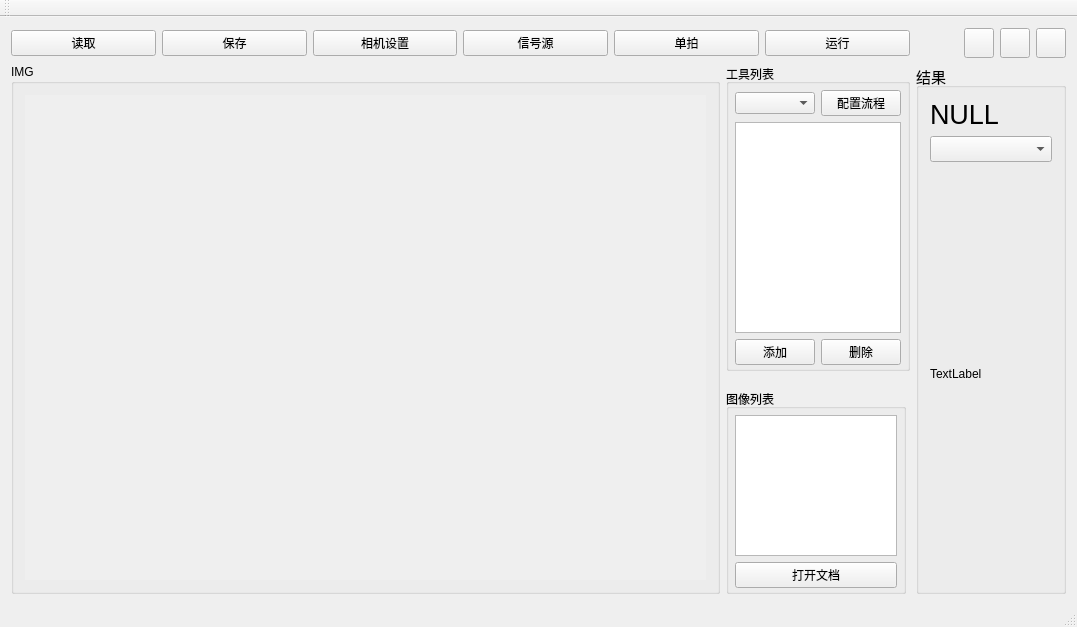
Qt form ZVision/mainwindow.ui (TERRIOR/zv) before a commit.
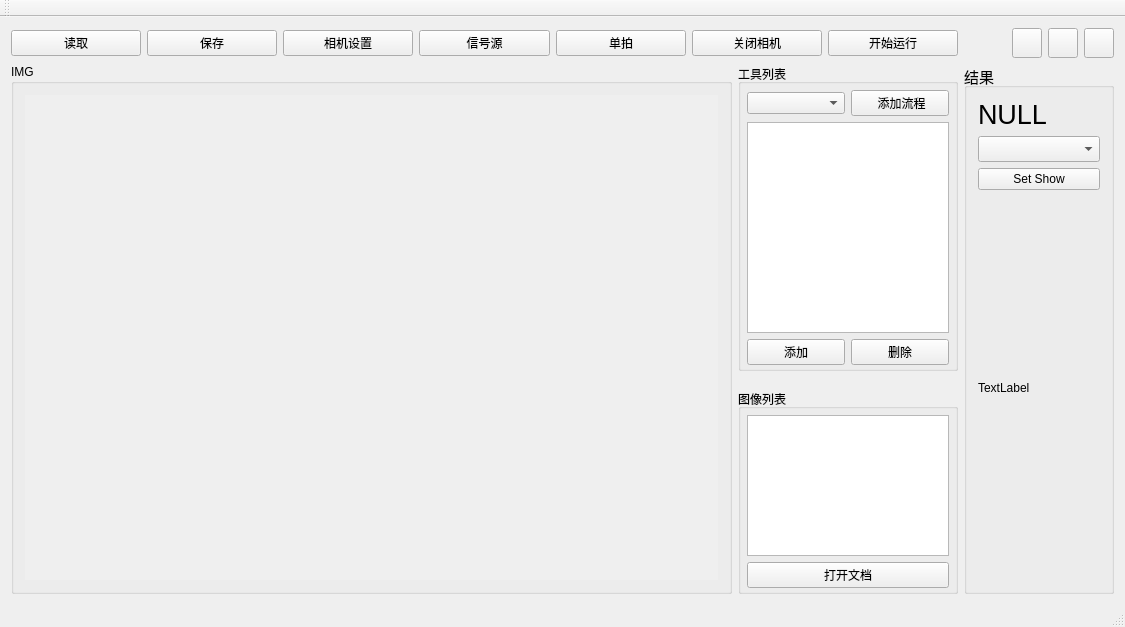
The same form after that commit. Icons and pictures are not drawn.

Commit message:
完成多线程运行
1，完成工具的显示，流程设置
2，完成工具计算线程
3，优化互斥锁对性能减慢的问题(错误操作导致)
4,，更新按钮样式

The edit to the form file:
```diff
--- a/ZVision/mainwindow.ui
+++ b/ZVision/mainwindow.ui
@@ -6,7 +6,7 @@
    <rect>
     <x>0</x>
     <y>0</y>
-    <width>1077</width>
+    <width>1125</width>
     <height>627</height>
    </rect>
   </property>
@@ -26,20 +26,6 @@
    <layout class="QGridLayout" name="gridLayout">
     <item row="1" column="0" colspan="2">
      <layout class="QGridLayout" name="gridLayout_6">
-      <item row="0" column="0">
-       <widget class="QPushButton" name="pushButton_7">
-        <property name="text">
-         <string>读取</string>
-        </property>
-       </widget>
-      </item>
-      <item row="0" column="4">
-       <widget class="QPushButton" name="pushButton_4">
-        <property name="text">
-         <string>单拍</string>
-        </property>
-       </widget>
-      </item>
       <item row="0" column="3">
        <widget class="QPushButton" name="pushButton_9">
         <property name="text">
@@ -47,17 +33,17 @@
         </property>
        </widget>
       </item>
-      <item row="0" column="2">
-       <widget class="QPushButton" name="pushButton_5">
+      <item row="0" column="0">
+       <widget class="QPushButton" name="pushButton_load">
         <property name="text">
-         <string>相机设置</string>
+         <string>读取</string>
         </property>
        </widget>
       </item>
       <item row="0" column="5">
        <widget class="QPushButton" name="pushButton_8">
         <property name="text">
-         <string>运行</string>
+         <string>关闭相机</string>
         </property>
        </widget>
       </item>
@@ -68,6 +54,33 @@
         </property>
        </widget>
       </item>
+      <item row="0" column="2">
+       <widget class="QPushButton" name="pushButton_setcam">
+        <property name="text">
+         <string>相机设置</string>
+        </property>
+       </widget>
+      </item>
+      <item row="0" column="4">
+       <widget class="QPushButton" name="pushButton_pic">
+        <property name="text">
+         <string>单拍</string>
+        </property>
+       </widget>
+      </item>
+      <item row="0" column="6">
+       <widget class="QPushButton" name="pushButton_run">
+        <property name="text">
+         <string>开始运行</string>
+        </property>
+        <property name="checkable">
+         <bool>true</bool>
+        </property>
+        <property name="checked">
+         <bool>false</bool>
+        </property>
+       </widget>
+      </item>
      </layout>
     </item>
     <item row="2" column="0" rowspan="4">
@@ -90,11 +103,11 @@
       <layout class="QGridLayout" name="gridLayout_2">
        <item row="1" column="0" colspan="2">
         <widget class="QLabel" name="lblOriginal">
-         <property name="minimumSize">
-          <size>
-           <width>640</width>
-           <height>480</height>
-          </size>
+         <property name="sizePolicy">
+          <sizepolicy hsizetype="Preferred" vsizetype="Preferred">
+           <horstretch>1</horstretch>
+           <verstretch>1</verstretch>
+          </sizepolicy>
          </property>
          <property name="autoFillBackground">
           <bool>true</bool>
@@ -117,7 +130,7 @@
       </property>
       <property name="maximumSize">
        <size>
-        <width>180</width>
+        <width>220</width>
         <height>16777215</height>
        </size>
       </property>
@@ -141,7 +154,7 @@
         <widget class="QTableWidget" name="tableWidget">
          <property name="maximumSize">
           <size>
-           <width>180</width>
+           <width>220</width>
            <height>16777215</height>
           </size>
          </property>
@@ -151,7 +164,7 @@
         <widget class="QPushButton" name="pushButton_2">
          <property name="maximumSize">
           <size>
-           <width>180</width>
+           <width>220</width>
            <height>16777215</height>
           </size>
          </property>
@@ -173,7 +186,7 @@
       </property>
       <property name="maximumSize">
        <size>
-        <width>180</width>
+        <width>220</width>
         <height>16777215</height>
        </size>
       </property>
@@ -202,7 +215,7 @@
        <item row="0" column="1">
         <widget class="QPushButton" name="pushButton_10">
          <property name="text">
-          <string>配置流程</string>
+          <string> 添加流程</string>
          </property>
         </widget>
        </item>
@@ -210,7 +223,7 @@
         <widget class="QTableWidget" name="tableWidget1">
          <property name="maximumSize">
           <size>
-           <width>180</width>
+           <width>220</width>
            <height>16777215</height>
           </size>
          </property>
@@ -219,26 +232,14 @@
        <item row="2" column="0" colspan="2">
         <layout class="QHBoxLayout" name="horizontalLayout">
          <item>
-          <widget class="QPushButton" name="pushButton_3">
-           <property name="maximumSize">
-            <size>
-             <width>80</width>
-             <height>16777215</height>
-            </size>
-           </property>
+          <widget class="QPushButton" name="pushButton_addnode">
            <property name="text">
             <string>添加</string>
            </property>
           </widget>
          </item>
          <item>
-          <widget class="QPushButton" name="pushButton">
-           <property name="maximumSize">
-            <size>
-             <width>80</width>
-             <height>16777215</height>
-            </size>
-           </property>
+          <widget class="QPushButton" name="pushButtondelnode">
            <property name="text">
             <string>删除</string>
            </property>
@@ -279,7 +280,19 @@
         </widget>
        </item>
        <item>
-        <widget class="QComboBox" name="comboBox_2"/>
+        <widget class="QComboBox" name="comboBox_index"/>
+       </item>
+       <item>
+        <widget class="QPushButton" name="pushButton">
+         <property name="font">
+          <font>
+           <pointsize>9</pointsize>
+          </font>
+         </property>
+         <property name="text">
+          <string>Set Show</string>
+         </property>
+        </widget>
        </item>
        <item>
         <widget class="QLabel" name="label_2">
```
Left out of the diff: 16 changed lines with no effect on the pictures. The commit also changes 42 other files.
